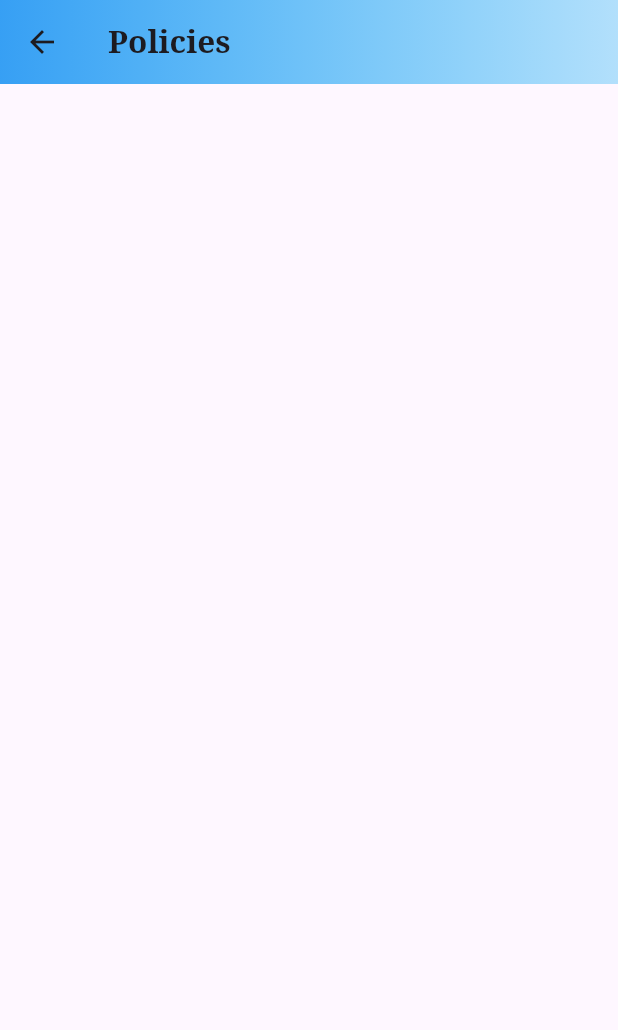
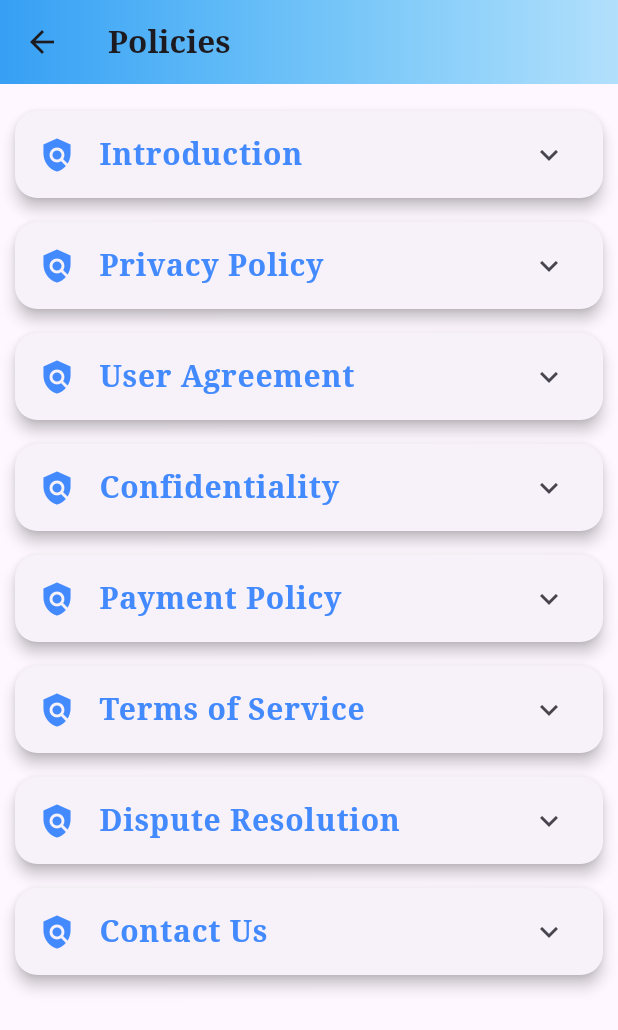
Before and after one commit to pradumkumar01/online_kachahari, a Flutter app: the Policy screen opened directly, on a phone screen of 412 x 824 dp. Shown: the top 1030 px of the screen. Run offline on Flutter 3.47's test engine with Material 3 defaults, Android fonts, the phone set to English and light mode, and no system bars; our stand-ins replace curved_navigation_bar.

Commit message:
"added data to the Policy.dart"

```diff
--- a/lib/screens/Policy.dart
+++ b/lib/screens/Policy.dart
@@ -7,21 +7,157 @@ class Policy extends StatefulWidget {
   State<Policy> createState() => _PolicyState();
 }
 
-class _PolicyState extends State<Policy> {
+class _PolicyState extends State<Policy> with SingleTickerProviderStateMixin {
+  // Policy data initialized
+  final List<Map<String, String>> policies = [
+    {
+      'title': 'Introduction',
+      'content': 'Online Kachehari aims to provide a digital platform for users to connect with legal experts for consultations and legal advice in a secure and convenient manner.'
+    },
+    {
+      'title': 'Privacy Policy',
+      'content': 'Your privacy is of utmost importance to us. We ensure that all personal data collected through the platform is protected and not shared with third parties without consent.'
+    },
+    {
+      'title': 'User Agreement',
+      'content': 'By using the Online Kachehari platform, users agree to abide by the terms and conditions, ensuring respectful communication and compliance with legal requirements.'
+    },
+    {
+      'title': 'Confidentiality',
+      'content': 'All consultations and interactions between users and legal experts are confidential. We use encryption to protect sensitive information exchanged on the platform.'
+    },
+    {
+      'title': 'Payment Policy',
+      'content': 'Payments for legal services are processed through secure gateways. Users must agree to the fee structure before engaging in any paid services.'
+    },
+    {
+      'title': 'Terms of Service',
+      'content': 'Online Kachehari reserves the right to modify its terms of service at any time. Users are responsible for staying updated with the latest terms and conditions.'
+    },
+    {
+      'title': 'Dispute Resolution',
+      'content': 'In case of disputes between users and legal experts, Online Kachehari provides a dispute resolution mechanism to ensure fair and transparent resolution.'
+    },
+    {
+      'title': 'Contact Us',
+      'content': 'For any inquiries or complaints, users can reach out to our support team via email or phone, and we will respond within 24-48 hours.'
+    },
+  ];
+
+  // Initialize AnimationController and Animations directly
+  late final AnimationController _controller;
+  late final Animation<double> _fadeAnimation;
+  late final Animation<double> _scaleAnimation;
+
+  @override
+  void initState() {
+    super.initState();
+    _controller = AnimationController(
+      duration: const Duration(milliseconds: 500),
+      vsync: this,
+    );
+    _fadeAnimation = Tween<double>(begin: 0, end: 1).animate(
+      CurvedAnimation(
+        parent: _controller,
+        curve: Curves.easeIn,
+      ),
+    );
+    _scaleAnimation = Tween<double>(begin: 0.9, end: 1).animate(
+      CurvedAnimation(
+        parent: _controller,
+        curve: Curves.easeOut,
+      ),
+    );
+
+    // Start the animation immediately
+    _controller.forward();
+  }
+
+  @override
+  void dispose() {
+    // Dispose the controller when no longer needed to avoid memory leaks
+    _controller.dispose();
+    super.dispose();
+  }
+
   @override
   Widget build(BuildContext context) {
-    return  Scaffold(
+    return Scaffold(
       appBar: AppBar(
-        title: const Text("Policies",style: TextStyle(fontFamily: "serif",fontSize: 21,fontWeight: FontWeight.bold),),
-
+        title: const Text(
+          "Policies",
+          style: TextStyle(
+            fontFamily: "serif",
+            fontSize: 21,
+            fontWeight: FontWeight.bold,
+          ),
+        ),
         flexibleSpace: Container(
           decoration: BoxDecoration(
-              gradient: LinearGradient(colors: [
+            gradient: LinearGradient(
+              colors: [
                 Colors.blue.withOpacity(0.9),
                 Colors.lightBlue.withOpacity(0.3),
-              ])
+              ],
+            ),
           ),
         ),
+      ),
+      body: AnimatedBuilder(
+        animation: _controller,
+        builder: (context, child) {
+          return FadeTransition(
+            opacity: _fadeAnimation,
+            child: ScaleTransition(
+              scale: _scaleAnimation,
+              child: ListView.builder(
+                padding: const EdgeInsets.all(10),
+                itemCount: policies.length,
+                itemBuilder: (context, index) {
+                  final policy = policies[index];
+                  return Card(
+                    elevation: 4,
+                    shape: RoundedRectangleBorder(
+                      borderRadius: BorderRadius.circular(15),
+                    ),
+                    margin: const EdgeInsets.symmetric(vertical: 8),
+                    child: ExpansionTile(
+                      leading: const Icon(Icons.policy, color: Colors.blueAccent),
+                      title: Text(
+                        policy['title']!,
+                        style: const TextStyle(
+                          fontFamily: "serif",
+                          fontSize: 20,
+                          fontWeight: FontWeight.bold,
+                          color: Colors.blueAccent,
+                        ),
+                      ),
+                      children: [
+                        Container(
+                          padding: const EdgeInsets.all(16),
+                          decoration: BoxDecoration(
+                            borderRadius: BorderRadius.circular(15),
+                            gradient: LinearGradient(
+                              colors: [Colors.white, Colors.blue[50]!],
+                            ),
+                          ),
+                          child: Text(
+                            policy['content']!,
+                            style: const TextStyle(
+                              fontFamily: "serif",
+                              fontSize: 16,
+                              color: Colors.black87,
+                            ),
+                          ),
+                        ),
+                      ],
+                    ),
+                  );
+                },
+              ),
+            ),
+          );
+        },
       ),
     );
   }
```
